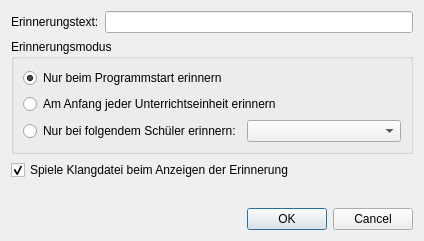
First picture: the form in src/gui/reminder/remindereditdialog.ui, repository doitux/qupil, before the edit.
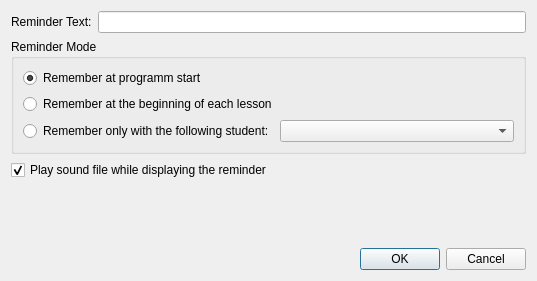
Second picture: the form after the edit.

```diff
--- a/src/gui/reminder/remindereditdialog.ui
+++ b/src/gui/reminder/remindereditdialog.ui
@@ -6,8 +6,8 @@
    <rect>
     <x>0</x>
     <y>0</y>
-    <width>424</width>
-    <height>241</height>
+    <width>537</width>
+    <height>281</height>
    </rect>
   </property>
   <property name="windowTitle">
@@ -19,7 +19,7 @@
      <item>
       <widget class="QLabel" name="label">
        <property name="text">
-        <string>Erinnerungstext:</string>
+        <string>Reminder Text:</string>
        </property>
       </widget>
      </item>
@@ -38,13 +38,13 @@
    <item row="1" column="0">
     <widget class="QGroupBox" name="groupBox">
      <property name="title">
-      <string>Erinnerungsmodus</string>
+      <string>Reminder Mode</string>
      </property>
      <layout class="QVBoxLayout" name="verticalLayout">
       <item>
        <widget class="QRadioButton" name="radioButton_modusProgrammstart">
         <property name="text">
-         <string>Nur beim Programmstart erinnern</string>
+         <string>Remember at programm start</string>
         </property>
         <property name="checked">
          <bool>true</bool>
@@ -54,7 +54,7 @@
       <item>
        <widget class="QRadioButton" name="radioButton_modusJedeUnterrichtseinheit">
         <property name="text">
-         <string>Am Anfang jeder Unterrichtseinheit erinnern</string>
+         <string>Remember at the beginning of each lesson</string>
         </property>
        </widget>
       </item>
@@ -63,7 +63,7 @@
         <item>
          <widget class="QRadioButton" name="radioButton_modusSpeziellerSchueler">
           <property name="text">
-           <string>Nur bei folgendem Schüler erinnern:</string>
+           <string>Remember only with the following student:</string>
           </property>
          </widget>
         </item>
@@ -78,7 +78,7 @@
    <item row="2" column="0">
     <widget class="QCheckBox" name="checkBox_sound">
      <property name="text">
-      <string>Spiele Klangdatei beim Anzeigen der Erinnerung</string>
+      <string>Play sound file while displaying the reminder</string>
      </property>
      <property name="checked">
       <bool>true</bool>
```
Left out of the diff: 2 changed lines with no effect on the pictures.
